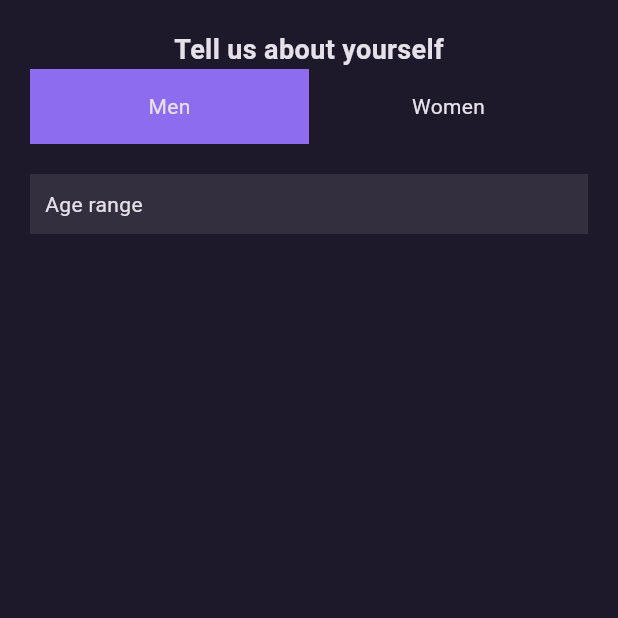
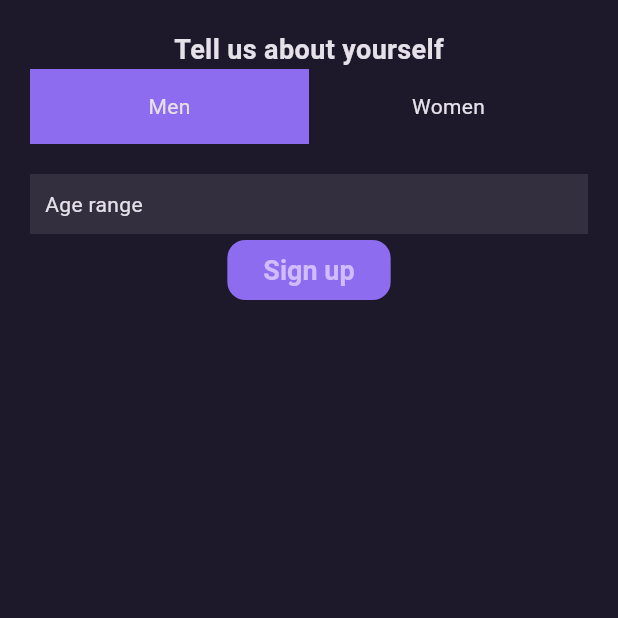
Before and after one commit to vikasprojects/ecom_app4, a Flutter app: the SignupScreen screen opened directly, after a tap on "Continue", on a phone screen of 412 x 824 dp, the top half of it. Run offline on Flutter 3.47's test engine with Material 3 defaults, Android fonts, the light colour scheme and no system bars; our stand-ins replace cloud_firestore, dartz, firebase_auth, firebase_core, flutter_bloc, flutter_svg and 1 more; accounts and stored records are empty; network calls fail.

Commit message:
sign in added

```diff
--- /dev/null
+++ b/lib/common/bloc/button_state.dart
@@ -0,0 +1,9 @@
+abstract class ButtonState {}
+
+class ButtonInitialState extends ButtonState {}
+
+class ButtonLoadingState extends ButtonState {}
+
+class ButtonLoadedState extends ButtonState {}
+
+class ButtonFailedState extends ButtonState {}
--- /dev/null
+++ b/lib/common/widgets/basic_reactive_button.dart
@@ -0,0 +1,38 @@
+import 'package:ecom_app4/common/bloc/button_cubit.dart';
+import 'package:ecom_app4/common/bloc/button_state.dart';
+import 'package:ecom_app4/domain/auth/usecase/sign_up_usecase.dart';
+import 'package:flutter/material.dart';
+import 'package:flutter_bloc/flutter_bloc.dart';
+
+class BasicReactiveButton extends StatefulWidget {
+  final String title;
+  final VoidCallback onPressed;
+  const BasicReactiveButton({super.key, required this.title, required this.onPressed});
+
+  @override
+  State<BasicReactiveButton> createState() => _BasicReactiveButtonState();
+}
+
+class _BasicReactiveButtonState extends State<BasicReactiveButton> {
+  @override
+  Widget build(BuildContext context) {
+    return BlocBuilder<ButtonCubit, ButtonState>(
+      builder: (context, state) {
+        if (state is ButtonLoadingState) {
+          return _loading();
+        }
+        return _initial();
+      }
+    );
+  }
+
+  Widget _loading() {
+    return ElevatedButton(onPressed: () {
+      context.read<ButtonCubit>().execute(usecase: SignUpUsecase(), );
+    }, child: Center( child: CircularProgressIndicator(),));
+  }
+
+  Widget _initial() {
+    return ElevatedButton(onPressed: widget.onPressed, child: Text("Sign up"));
+  }
+}
--- a/lib/data/models/user_create_model.dart
+++ b/lib/data/models/user_create_model.dart
@@ -6,8 +6,8 @@ class UserCreateModel {
   final String lastname;
   final String email;
   final String password;
-  final int? gender;
-  final String? age;
+  int? gender;
+  String? age;
 
   UserCreateModel({
     required this.firstname,
--- a/lib/data/repository/auth_repository_impl.dart
+++ b/lib/data/repository/auth_repository_impl.dart
@@ -1,6 +1,7 @@
 import 'package:dartz/dartz.dart';
 import 'package:ecom_app4/data/datasource/auth_datasource.dart';
 import 'package:ecom_app4/data/models/user_create_model.dart';
+import 'package:ecom_app4/data/models/user_signin_request.dart';
 import 'package:ecom_app4/domain/auth/repository/auth_repository.dart';
 import 'package:ecom_app4/injection.dart';
 
@@ -14,4 +15,9 @@ class AuthRepositoryImpl extends AuthRepository {
   Future<Either<dynamic, dynamic>> getAges() async {
     return await sl<AuthDatasource>().getAges();
   }
+
+  @override
+  Future<Either> signIn(UserSigninRequest userSignInReq) async {
+    return await sl<AuthDatasource>().signIn(userSignInReq);
+  }
 }
--- a/lib/domain/auth/repository/auth_repository.dart
+++ b/lib/domain/auth/repository/auth_repository.dart
@@ -1,7 +1,9 @@
 import 'package:dartz/dartz.dart';
 import 'package:ecom_app4/data/models/user_create_model.dart';
+import 'package:ecom_app4/data/models/user_signin_request.dart';
 
 abstract class AuthRepository {
   Future<Either> signUp(UserCreateModel user);
   Future<Either> getAges();
+  Future<Either> signIn(UserSigninRequest userSignInReq);
 }
--- a/lib/presentation/auth/pages/gender_and_age_selection_page.dart
+++ b/lib/presentation/auth/pages/gender_and_age_selection_page.dart
@@ -1,5 +1,10 @@
+import 'package:ecom_app4/common/bloc/button_cubit.dart';
+import 'package:ecom_app4/common/bloc/button_state.dart';
 import 'package:ecom_app4/common/widgets/app_bottomsheet.dart';
+import 'package:ecom_app4/common/widgets/basic_reactive_button.dart';
 import 'package:ecom_app4/core/config/theme/app_color.dart';
+import 'package:ecom_app4/data/models/user_create_model.dart';
+import 'package:ecom_app4/domain/auth/usecase/sign_up_usecase.dart';
 import 'package:ecom_app4/presentation/auth/cubit/age_selection_cubit.dart';
 import 'package:ecom_app4/presentation/auth/cubit/display_ages_cubit.dart';
 import 'package:ecom_app4/presentation/auth/cubit/gender_selection_cubit.dart';
@@ -8,7 +13,8 @@ import 'package:flutter/material.dart';
 import 'package:flutter_bloc/flutter_bloc.dart';
 
 class GenderAndAgeSelectionPage extends StatelessWidget {
-  const GenderAndAgeSelectionPage({super.key});
+  UserCreateModel userCreateModel;
+  GenderAndAgeSelectionPage({super.key, required this.userCreateModel});
 
   @override
   Widget build(BuildContext context) {
@@ -17,9 +23,15 @@ class GenderAndAgeSelectionPage extends StatelessWidget {
         providers: [
           BlocProvider(create: (context) => GenderSelectionCubit()),
           BlocProvider(create: (context) => AgeSelectionCubit()),
-          BlocProvider(create: (context) => DisplayAgesCubit()..displayAges())
+          BlocProvider(create: (context) => DisplayAgesCubit()..displayAges()),
+          BlocProvider(create: (context) => ButtonCubit())
         ],
-        child: SafeArea(
+        child: BlocListener<ButtonCubit, ButtonState>(
+          listener: (context, state) {
+
+          },
+          child:
+             SafeArea(
               child: Padding(
                 padding: EdgeInsets.all(20),
                 child: Column(
@@ -27,10 +39,13 @@ class GenderAndAgeSelectionPage extends StatelessWidget {
                     _tellUsAboutYourself(),
                     _genderWidget(),
                     SizedBox(height: 20,),
-                _ages()
+                    _ages(),
+                    _finishButton(context)
                   ],
                 )
               ),
+            )
+
         ),
       ),
     );
@@ -102,4 +117,19 @@ class GenderAndAgeSelectionPage extends StatelessWidget {
       }
     );
   }
+
+  Widget _finishButton(BuildContext context) {
+    return Builder(
+      builder: (context) {
+        return BasicReactiveButton(
+          title: "Sign Up.",
+          onPressed: () {
+            userCreateModel.gender = context.read<GenderSelectionCubit>().state;
+            userCreateModel.age = context.read<AgeSelectionCubit>().state;
+            context.read<ButtonCubit>().execute(usecase: SignUpUsecase(), params: userCreateModel);
+          },
+        );
       }
+    );
+  }
+}
--- a/lib/presentation/auth/pages/sign_up_page.dart
+++ b/lib/presentation/auth/pages/sign_up_page.dart
@@ -1,13 +1,18 @@
 import 'package:ecom_app4/common/widgets/basic_app_bar.dart';
 import 'package:ecom_app4/common/widgets/basic_app_button.dart';
 import 'package:ecom_app4/core/config/navigator/app_navigator.dart';
+import 'package:ecom_app4/data/models/user_create_model.dart';
 import 'package:ecom_app4/presentation/auth/pages/gender_and_age_selection_page.dart';
-import 'package:ecom_app4/presentation/auth/pages/password_page.dart';
 import 'package:flutter/gestures.dart';
 import 'package:flutter/material.dart';
 
 class SignupScreen extends StatelessWidget {
-  const SignupScreen({super.key});
+  late UserCreateModel userCreateModel;
+  final firstnameController = TextEditingController();
+  final lastnameController = TextEditingController();
+  final emailController = TextEditingController();
+  final passwordController = TextEditingController();
+  SignupScreen({super.key});
 
   @override
   Widget build(BuildContext context) {
@@ -44,25 +49,37 @@ class SignupScreen extends StatelessWidget {
   }
 
   Widget _firstnameField() {
-    return TextField(decoration: InputDecoration(hintText: "Firstname"),);
+    return TextField(
+      decoration: InputDecoration(hintText: "Firstname"),
+      controller: firstnameController,
+    );
   }
 
   Widget _lastnameField() {
-    return TextField(decoration: InputDecoration(hintText: "Lastname"),);
+    return TextField(decoration: InputDecoration(hintText: "Lastname"),
+      controller: lastnameController,);
   }
 
   Widget _emailField() {
-    return TextField(decoration: InputDecoration(hintText: "Email"),);
+    return TextField(decoration: InputDecoration(hintText: "Email"),
+      controller: emailController,);
   }
 
   Widget _passwordField() {
-    return TextField(decoration: InputDecoration(hintText: "Password"),);
+    return TextField(decoration: InputDecoration(hintText: "Password"),
+      controller: passwordController,);
   }
 
   Widget _continueButton(BuildContext context) {
     return BasicAppButton(
       onPressed: () {
-        AppNavigator.push(context, GenderAndAgeSelectionPage());
+        userCreateModel = UserCreateModel(
+          firstname: firstnameController.text,
+          lastname: lastnameController.text,
+          email: emailController.text,
+          password: passwordController.text
+        );
+        AppNavigator.push(context, GenderAndAgeSelectionPage(userCreateModel: userCreateModel,));
       },
       title: "Continue"
     );
```
Also changed, not shown: lib/common/bloc/button_cubit.dart (added, +27 -0 lines), lib/data/datasource/auth_datasource.dart (+14 -0 lines), lib/data/models/user_signin_request.dart (added, +9 -0 lines), lib/domain/auth/usecase/sign_in_usecase.dart (added, +12 -0 lines), lib/presentation/auth/pages/password_page.dart (+31 -7 lines), lib/presentation/auth/pages/sign_in_page.dart (+10 -3 lines). Lines whose indentation alone changed are shown as unchanged.
